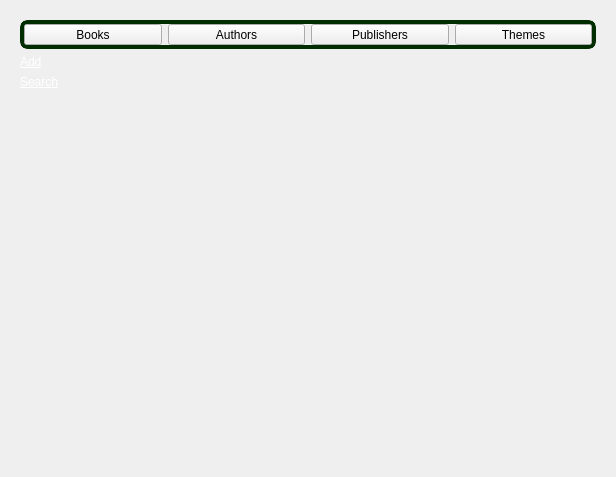
Old version of the form src/gui/UI/OperationsWidget.ui in the repository jgastal/plivros.
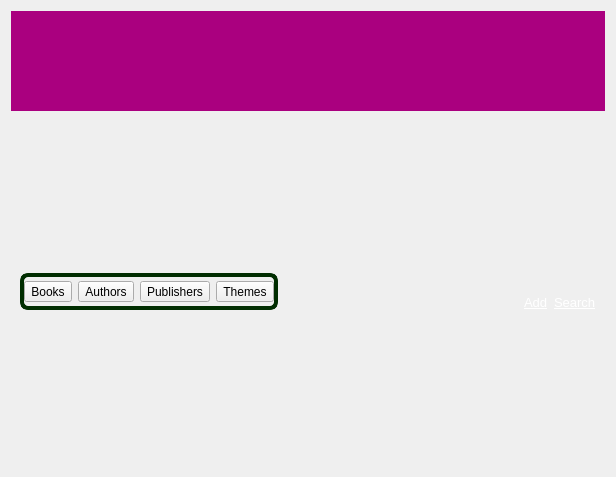
New version of the form.

Commit message: Includes a number of half-done improvements to the GUI of the program. There are a huge number of imcomplete issues with these improvements.

```diff
--- a/src/gui/UI/OperationsWidget.ui
+++ b/src/gui/UI/OperationsWidget.ui
@@ -22,12 +22,43 @@
   <property name="styleSheet">
    <string notr="true"/>
   </property>
-  <layout class="QGridLayout" name="gridLayout">
-   <item row="0" column="0">
+  <layout class="QVBoxLayout" name="verticalLayout">
+   <item>
+    <widget class="QWidget" name="widget" native="true">
+     <property name="minimumSize">
+      <size>
+       <width>0</width>
+       <height>100</height>
+      </size>
+     </property>
+     <property name="maximumSize">
+      <size>
+       <width>16777215</width>
+       <height>100</height>
+      </size>
+     </property>
+     <property name="styleSheet">
+      <string notr="true">background-color: rgb(170, 0, 127);</string>
+     </property>
+    </widget>
+   </item>
+   <item>
     <widget class="QWidget" name="centralWidget" native="true">
      <layout class="QGridLayout" name="gridLayout_2">
-      <item row="0" column="0" colspan="2">
+      <property name="topMargin">
+       <number>0</number>
+      </property>
+      <property name="bottomMargin">
+       <number>0</number>
+      </property>
+      <item row="0" column="0">
        <widget class="QFrame" name="sectionFrame">
+        <property name="maximumSize">
+         <size>
+          <width>16777215</width>
+          <height>37</height>
+         </size>
+        </property>
         <property name="styleSheet">
          <string notr="true">QFrame#sectionFrame
 {
@@ -115,65 +146,71 @@
         </layout>
        </widget>
       </item>
-      <item row="1" column="0">
-       <widget class="QLabel" name="addLabel">
-        <property name="sizePolicy">
-         <sizepolicy hsizetype="Minimum" vsizetype="Preferred">
-          <horstretch>0</horstretch>
-          <verstretch>0</verstretch>
-         </sizepolicy>
-        </property>
-        <property name="maximumSize">
-         <size>
-          <width>100</width>
-          <height>16777215</height>
-         </size>
-        </property>
-        <property name="text">
-         <string>&lt;!DOCTYPE HTML PUBLIC &quot;-//W3C//DTD HTML 4.0//EN&quot; &quot;http://www.w3.org/TR/REC-html40/strict.dtd&quot;&gt;
-&lt;html&gt;&lt;head&gt;&lt;meta name=&quot;qrichtext&quot; content=&quot;1&quot; /&gt;&lt;style type=&quot;text/css&quot;&gt;
-p, li { white-space: pre-wrap; }
-&lt;/style&gt;&lt;/head&gt;&lt;body style=&quot; font-family:'DejaVu Sans'; font-size:9pt; font-weight:400; font-style:normal;&quot;&gt;
-&lt;p style=&quot; margin-top:0px; margin-bottom:0px; margin-left:0px; margin-right:0px; -qt-block-indent:0; text-indent:0px;&quot;&gt;&lt;a href=&quot;internal:/add&quot;&gt;&lt;span style=&quot; text-decoration: underline; color:#ffffff;&quot;&gt;Add&lt;/span&gt;&lt;/a&gt;&lt;/p&gt;&lt;/body&gt;&lt;/html&gt;</string>
-        </property>
-       </widget>
-      </item>
-      <item row="2" column="0">
-       <widget class="QLabel" name="searchLabel">
-        <property name="sizePolicy">
-         <sizepolicy hsizetype="Minimum" vsizetype="Preferred">
-          <horstretch>0</horstretch>
-          <verstretch>0</verstretch>
-         </sizepolicy>
-        </property>
-        <property name="maximumSize">
-         <size>
-          <width>100</width>
-          <height>16777215</height>
-         </size>
-        </property>
-        <property name="text">
-         <string>&lt;!DOCTYPE HTML PUBLIC &quot;-//W3C//DTD HTML 4.0//EN&quot; &quot;http://www.w3.org/TR/REC-html40/strict.dtd&quot;&gt;
-&lt;html&gt;&lt;head&gt;&lt;meta name=&quot;qrichtext&quot; content=&quot;1&quot; /&gt;&lt;style type=&quot;text/css&quot;&gt;
-p, li { white-space: pre-wrap; }
-&lt;/style&gt;&lt;/head&gt;&lt;body style=&quot; font-family:'DejaVu Sans'; font-size:9pt; font-weight:400; font-style:normal;&quot;&gt;
-&lt;p style=&quot; margin-top:0px; margin-bottom:0px; margin-left:0px; margin-right:0px; -qt-block-indent:0; text-indent:0px;&quot;&gt;&lt;a href=&quot;internal:/search&quot;&gt;&lt;span style=&quot; text-decoration: underline; color:#ffffff;&quot;&gt;Search&lt;/span&gt;&lt;/a&gt;&lt;/p&gt;&lt;/body&gt;&lt;/html&gt;</string>
-        </property>
-       </widget>
-      </item>
-      <item row="3" column="0">
-       <spacer name="verticalSpacer">
+      <item row="0" column="1">
+       <spacer name="horizontalSpacer">
         <property name="orientation">
-         <enum>Qt::Vertical</enum>
+         <enum>Qt::Horizontal</enum>
         </property>
         <property name="sizeHint" stdset="0">
          <size>
-          <width>51</width>
-          <height>287</height>
+          <width>138</width>
+          <height>34</height>
          </size>
         </property>
        </spacer>
       </item>
+      <item row="0" column="2">
+       <widget class="QLabel" name="addLabel">
+        <property name="sizePolicy">
+         <sizepolicy hsizetype="Minimum" vsizetype="Preferred">
+          <horstretch>0</horstretch>
+          <verstretch>0</verstretch>
+         </sizepolicy>
+        </property>
+        <property name="maximumSize">
+         <size>
+          <width>100</width>
+          <height>16777215</height>
+         </size>
+        </property>
+        <property name="text">
+         <string>&lt;!DOCTYPE HTML PUBLIC &quot;-//W3C//DTD HTML 4.0//EN&quot; &quot;http://www.w3.org/TR/REC-html40/strict.dtd&quot;&gt;
+&lt;html&gt;&lt;head&gt;&lt;meta name=&quot;qrichtext&quot; content=&quot;1&quot; /&gt;&lt;style type=&quot;text/css&quot;&gt;
+p, li { white-space: pre-wrap; }
+&lt;/style&gt;&lt;/head&gt;&lt;body style=&quot; font-family:'DejaVu Sans'; font-size:9pt; font-weight:400; font-style:normal;&quot;&gt;
+&lt;p style=&quot; margin-top:0px; margin-bottom:0px; margin-left:0px; margin-right:0px; -qt-block-indent:0; text-indent:0px;&quot;&gt;&lt;a href=&quot;internal:/add&quot;&gt;&lt;span style=&quot; font-size:10pt; text-decoration: underline; color:#ffffff;&quot;&gt;Add&lt;/span&gt;&lt;/a&gt;&lt;/p&gt;&lt;/body&gt;&lt;/html&gt;</string>
+        </property>
+        <property name="alignment">
+         <set>Qt::AlignBottom|Qt::AlignLeading|Qt::AlignLeft</set>
+        </property>
+       </widget>
+      </item>
+      <item row="0" column="3">
+       <widget class="QLabel" name="searchLabel">
+        <property name="sizePolicy">
+         <sizepolicy hsizetype="Minimum" vsizetype="Preferred">
+          <horstretch>0</horstretch>
+          <verstretch>0</verstretch>
+         </sizepolicy>
+        </property>
+        <property name="maximumSize">
+         <size>
+          <width>100</width>
+          <height>16777215</height>
+         </size>
+        </property>
+        <property name="text">
+         <string>&lt;!DOCTYPE HTML PUBLIC &quot;-//W3C//DTD HTML 4.0//EN&quot; &quot;http://www.w3.org/TR/REC-html40/strict.dtd&quot;&gt;
+&lt;html&gt;&lt;head&gt;&lt;meta name=&quot;qrichtext&quot; content=&quot;1&quot; /&gt;&lt;style type=&quot;text/css&quot;&gt;
+p, li { white-space: pre-wrap; }
+&lt;/style&gt;&lt;/head&gt;&lt;body style=&quot; font-family:'DejaVu Sans'; font-size:9pt; font-weight:400; font-style:normal;&quot;&gt;
+&lt;p style=&quot; margin-top:0px; margin-bottom:0px; margin-left:0px; margin-right:0px; -qt-block-indent:0; text-indent:0px;&quot;&gt;&lt;a href=&quot;internal:/search&quot;&gt;&lt;span style=&quot; font-size:10pt; text-decoration: underline; color:#ffffff;&quot;&gt;Search&lt;/span&gt;&lt;/a&gt;&lt;/p&gt;&lt;/body&gt;&lt;/html&gt;</string>
+        </property>
+        <property name="alignment">
+         <set>Qt::AlignBottom|Qt::AlignLeading|Qt::AlignLeft</set>
+        </property>
+       </widget>
+      </item>
      </layout>
     </widget>
    </item>
```
The commit also changes 5 other files.
